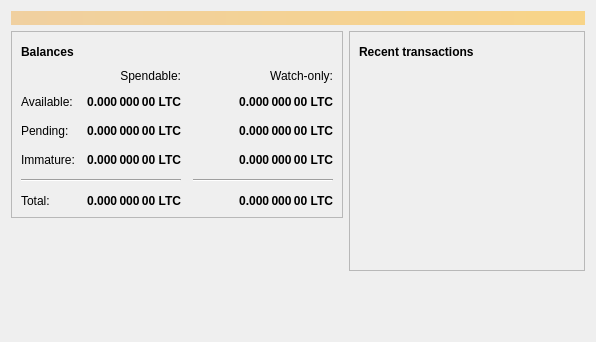
First picture: the form in src/qt/forms/overviewpage.ui, repository Muvon/bitflip-token, before the edit.
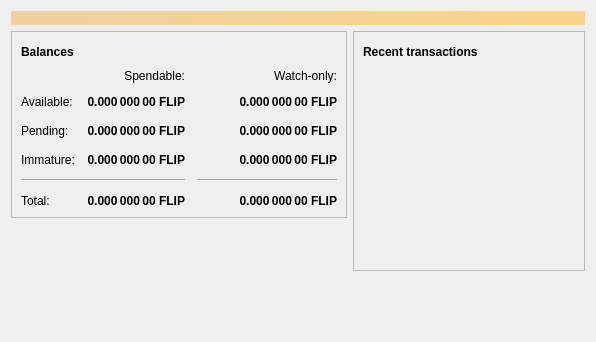
Second picture: the form after the edit. Icons and pictures are not drawn.

Commit message: Change ticker from LTC to FLIP in src dir

```diff
--- a/src/qt/forms/overviewpage.ui
+++ b/src/qt/forms/overviewpage.ui
@@ -129,7 +129,7 @@
                <string>Unconfirmed transactions to watch-only addresses</string>
               </property>
               <property name="text">
-               <string notr="true">0.000 000 00 LTC</string>
+               <string notr="true">0.000 000 00 FLIP</string>
               </property>
               <property name="alignment">
                <set>Qt::AlignRight|Qt::AlignTrailing|Qt::AlignVCenter</set>
@@ -154,7 +154,7 @@
                <string>Total of transactions that have yet to be confirmed, and do not yet count toward the spendable balance</string>
               </property>
               <property name="text">
-               <string notr="true">0.000 000 00 LTC</string>
+               <string notr="true">0.000 000 00 FLIP</string>
               </property>
               <property name="alignment">
                <set>Qt::AlignRight|Qt::AlignTrailing|Qt::AlignVCenter</set>
@@ -179,7 +179,7 @@
                <string>Mined balance in watch-only addresses that has not yet matured</string>
               </property>
               <property name="text">
-               <string notr="true">0.000 000 00 LTC</string>
+               <string notr="true">0.000 000 00 FLIP</string>
               </property>
               <property name="alignment">
                <set>Qt::AlignRight|Qt::AlignTrailing|Qt::AlignVCenter</set>
@@ -237,7 +237,7 @@
                <string>Mined balance that has not yet matured</string>
               </property>
               <property name="text">
-               <string notr="true">0.000 000 00 LTC</string>
+               <string notr="true">0.000 000 00 FLIP</string>
               </property>
               <property name="alignment">
                <set>Qt::AlignRight|Qt::AlignTrailing|Qt::AlignVCenter</set>
@@ -282,7 +282,7 @@
                <string>Your current total balance</string>
               </property>
               <property name="text">
-               <string notr="true">0.000 000 00 LTC</string>
+               <string notr="true">0.000 000 00 FLIP</string>
               </property>
               <property name="alignment">
                <set>Qt::AlignRight|Qt::AlignTrailing|Qt::AlignVCenter</set>
@@ -307,7 +307,7 @@
                <string>Current total balance in watch-only addresses</string>
               </property>
               <property name="text">
-               <string notr="true">0.000 000 00 LTC</string>
+               <string notr="true">0.000 000 00 FLIP</string>
               </property>
               <property name="alignment">
                <set>Qt::AlignRight|Qt::AlignTrailing|Qt::AlignVCenter</set>
@@ -349,7 +349,7 @@
                <string>Your current spendable balance</string>
               </property>
               <property name="text">
-               <string notr="true">0.000 000 00 LTC</string>
+               <string notr="true">0.000 000 00 FLIP</string>
               </property>
               <property name="alignment">
                <set>Qt::AlignRight|Qt::AlignTrailing|Qt::AlignVCenter</set>
@@ -374,7 +374,7 @@
                <string>Your current balance in watch-only addresses</string>
               </property>
               <property name="text">
-               <string notr="true">0.000 000 00 LTC</string>
+               <string notr="true">0.000 000 00 FLIP</string>
               </property>
               <property name="alignment">
                <set>Qt::AlignRight|Qt::AlignTrailing|Qt::AlignVCenter</set>
```
The commit also changes 7 other files.
